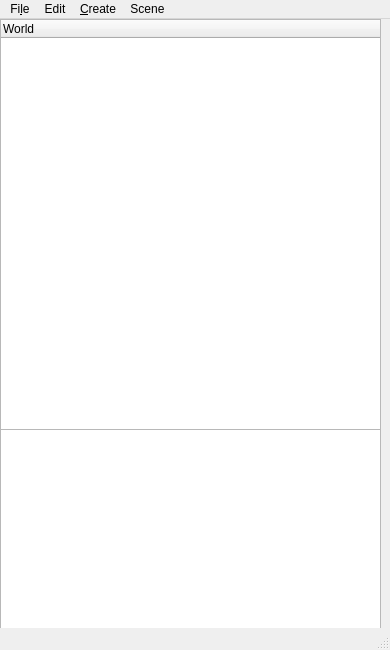
Cvostr/zsgamedit, file ProjEd/ui/editor.ui: the form before one commit.
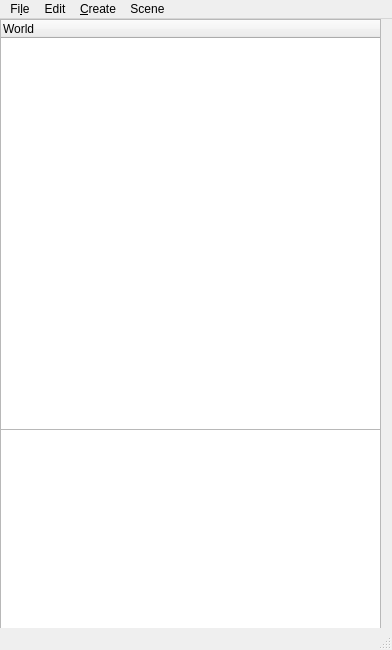
The form after the commit. Custom widgets are drawn as their Qt base class.

The edit to the form file:
```diff
--- a/ProjEd/ui/editor.ui
+++ b/ProjEd/ui/editor.ui
@@ -6,19 +6,25 @@
    <rect>
     <x>0</x>
     <y>0</y>
-    <width>390</width>
+    <width>392</width>
     <height>650</height>
    </rect>
   </property>
+  <property name="sizePolicy">
+   <sizepolicy hsizetype="Expanding" vsizetype="Expanding">
+    <horstretch>1</horstretch>
+    <verstretch>1</verstretch>
+   </sizepolicy>
+  </property>
   <property name="minimumSize">
    <size>
-    <width>190</width>
+    <width>250</width>
     <height>650</height>
    </size>
   </property>
   <property name="maximumSize">
    <size>
-    <width>650</width>
+    <width>900</width>
     <height>16777215</height>
    </size>
   </property>
@@ -29,6 +35,12 @@
    <number>1</number>
   </property>
   <widget class="QWidget" name="centralwidget">
+   <property name="sizePolicy">
+    <sizepolicy hsizetype="Expanding" vsizetype="Expanding">
+     <horstretch>0</horstretch>
+     <verstretch>0</verstretch>
+    </sizepolicy>
+   </property>
    <widget class="ObjTreeWgt" name="objsList">
     <property name="geometry">
      <rect>
@@ -80,8 +92,8 @@
     <rect>
      <x>0</x>
      <y>0</y>
-     <width>390</width>
-     <height>20</height>
+     <width>392</width>
+     <height>22</height>
     </rect>
    </property>
    <widget class="QMenu" name="menuFile">
```
